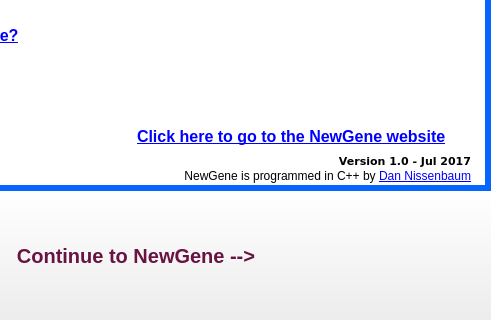
Qt form NewGeneUI/NewGene/Widgets/splash.ui (daniel347x/newgene) before a commit; both pictures show x 220 to 711 and y 430 to 750 of the 711 by 750 pixel window.
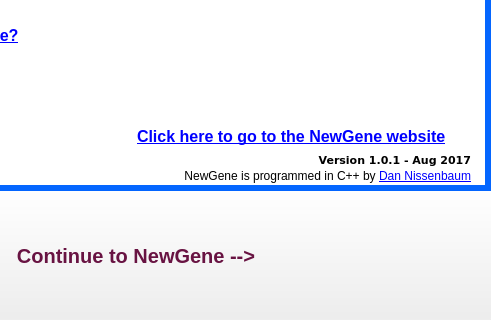
The same form after that commit. Icons and pictures are not drawn.

Diff of the .ui file:
```diff
--- a/NewGeneUI/NewGene/Widgets/splash.ui
+++ b/NewGeneUI/NewGene/Widgets/splash.ui
@@ -191,7 +191,7 @@
         <string notr="true">#label_version {font-family: Verdana; font-size: 11px; color: #000000; font-weight: bold;}</string>
        </property>
        <property name="text">
-        <string>Version 1.0 - Jul 2017</string>
+        <string>&lt;html&gt;&lt;head/&gt;&lt;body&gt;&lt;p&gt;Version 1.0.1 - Aug 2017&lt;/p&gt;&lt;/body&gt;&lt;/html&gt;</string>
        </property>
        <property name="alignment">
         <set>Qt::AlignRight|Qt::AlignTrailing|Qt::AlignVCenter</set>
```
